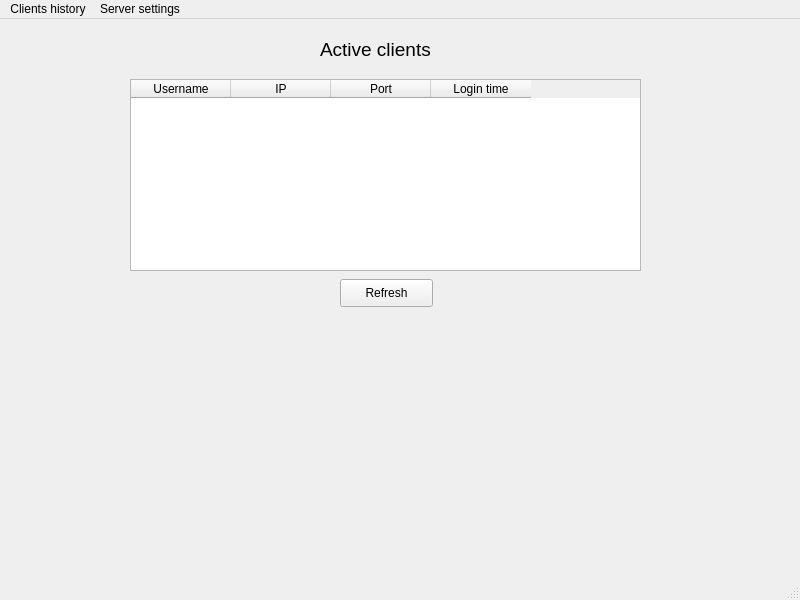
Qt form lesson_4/server_gui.ui (woozlic/pyqt-and-db) before a commit.
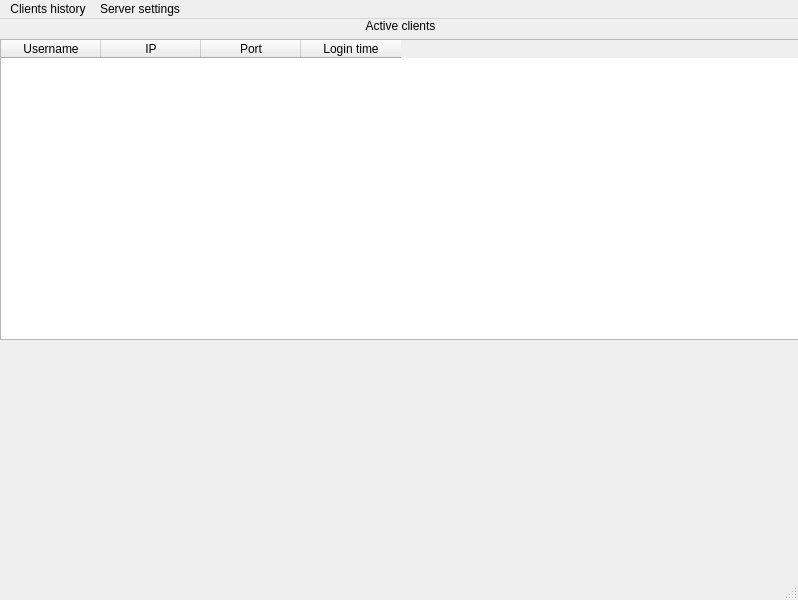
The same form after that commit.

Commit message: add base GUI statistics and settings

Diff of the .ui file:
```diff
--- a/lesson_4/server_gui.ui
+++ b/lesson_4/server_gui.ui
@@ -6,7 +6,7 @@
    <rect>
     <x>0</x>
     <y>0</y>
-    <width>800</width>
+    <width>798</width>
     <height>600</height>
    </rect>
   </property>
@@ -14,33 +14,28 @@
    <string>MainWindow</string>
   </property>
   <widget class="QWidget" name="centralwidget">
-   <widget class="QLabel" name="label">
+   <widget class="QWidget" name="verticalLayoutWidget">
     <property name="geometry">
      <rect>
-      <x>320</x>
-      <y>20</y>
-      <width>141</width>
-      <height>21</height>
+      <x>0</x>
+      <y>0</y>
+      <width>801</width>
+      <height>321</height>
      </rect>
     </property>
-    <property name="font">
-     <font>
-      <pointsize>14</pointsize>
-     </font>
-    </property>
+    <layout class="QVBoxLayout" name="verticalLayout">
+     <item>
+      <widget class="QLabel" name="label_active_clients">
     <property name="text">
      <string>Active clients</string>
     </property>
-   </widget>
-   <widget class="QTableWidget" name="tableWidget">
-    <property name="geometry">
-     <rect>
-      <x>130</x>
-      <y>60</y>
-      <width>511</width>
-      <height>192</height>
-     </rect>
-    </property>
+       <property name="alignment">
+        <set>Qt::AlignCenter</set>
+       </property>
+      </widget>
+     </item>
+     <item>
+      <widget class="QTableWidget" name="table_active_clients">
     <column>
      <property name="text">
       <string>Username</string>
@@ -62,18 +57,8 @@
      </property>
     </column>
    </widget>
-   <widget class="QPushButton" name="pushButton">
-    <property name="geometry">
-     <rect>
-      <x>340</x>
-      <y>260</y>
-      <width>93</width>
-      <height>28</height>
-     </rect>
-    </property>
-    <property name="text">
-     <string>Refresh</string>
-    </property>
+     </item>
+    </layout>
    </widget>
   </widget>
   <widget class="QMenuBar" name="menubar">
@@ -81,8 +66,8 @@
     <rect>
      <x>0</x>
      <y>0</y>
-     <width>800</width>
-     <height>26</height>
+     <width>798</width>
+     <height>22</height>
     </rect>
    </property>
    <widget class="QMenu" name="menuClients_history">
```
Left out of the diff: 2 changed lines with no effect on the pictures. Lines whose indentation alone changed are shown as unchanged. The commit also changes 6 other files.
